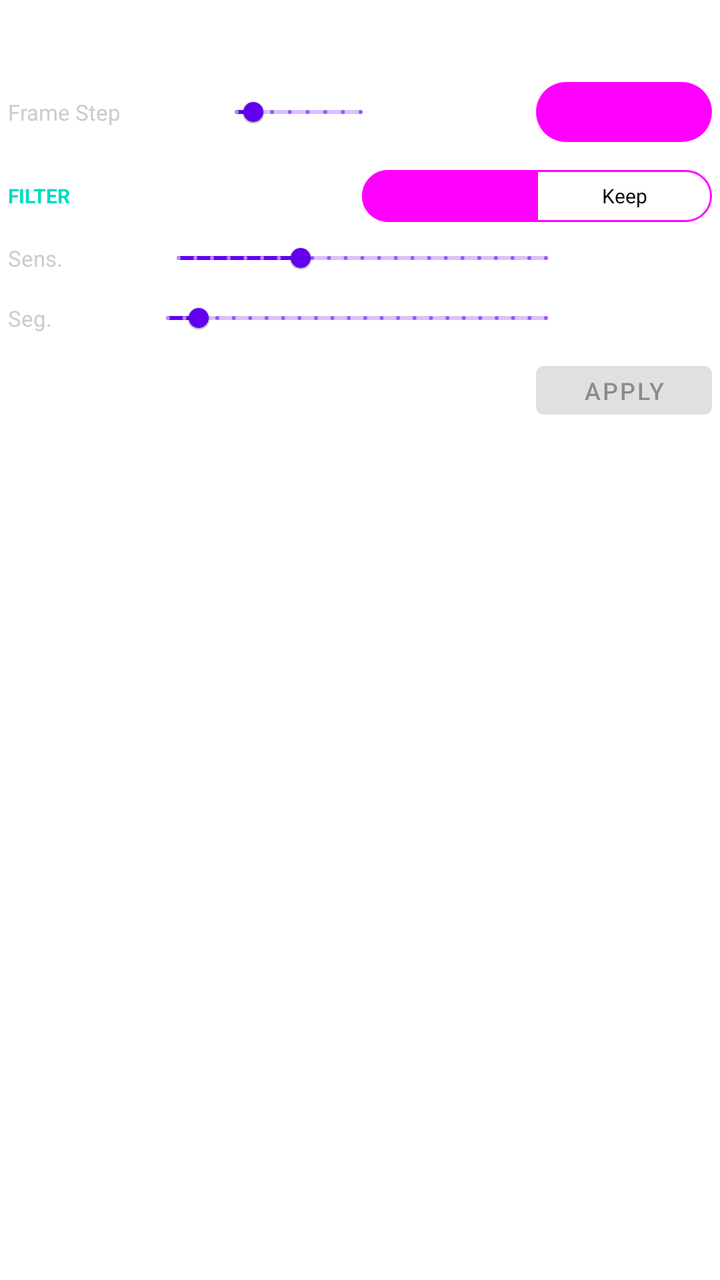
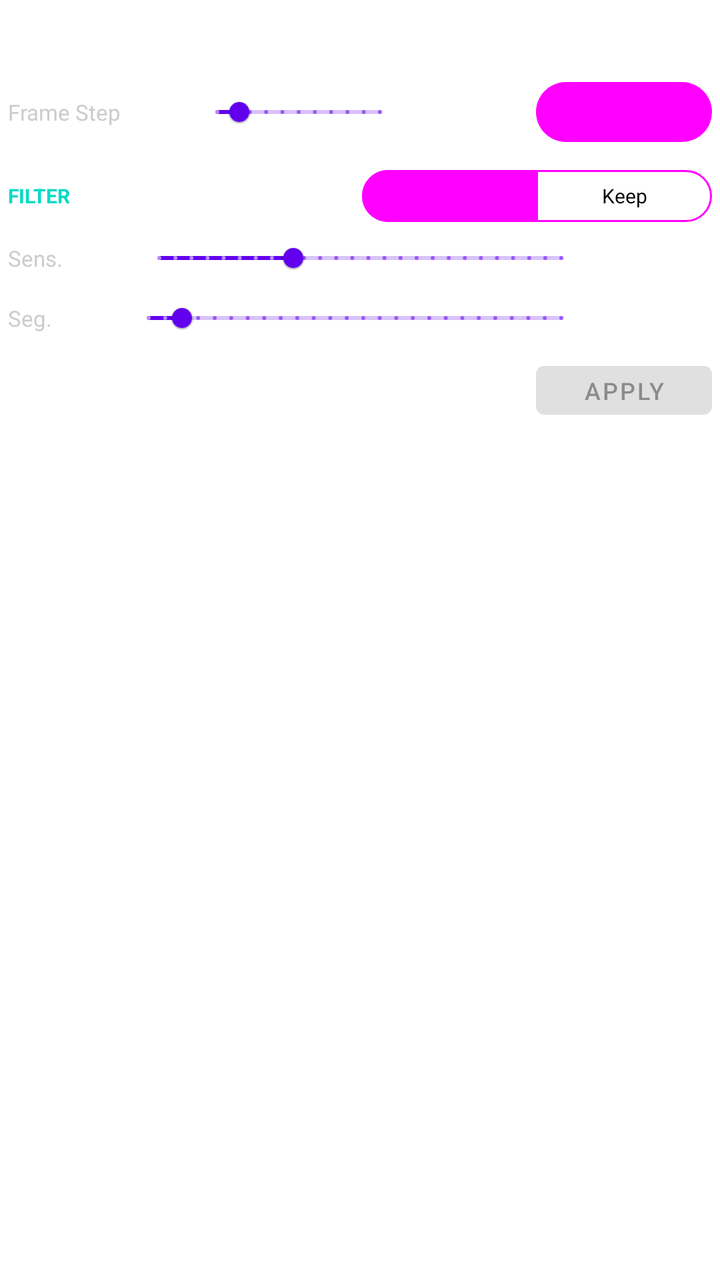

Compare the two renders of this Android layout. The source of the first and the diff that turns it into the second are given below.
<!-- AndroidManifest.xml: application theme AppTheme -->
<!-- res/layout/dialog_visual_detection.xml -->
<?xml version="1.0" encoding="utf-8"?>
<ScrollView xmlns:android="http://schemas.android.com/apk/res/android"
    xmlns:app="http://schemas.android.com/apk/res-auto"
    android:layout_width="match_parent"
    android:layout_height="wrap_content">

    <LinearLayout
        android:layout_width="match_parent"
        android:layout_height="wrap_content"
        android:orientation="vertical"
        android:padding="4dp">

        <LinearLayout
            android:id="@+id/layoutStrategySelector"
            android:layout_width="match_parent"
            android:layout_height="32dp"
            android:orientation="horizontal"
            android:layout_marginBottom="4dp">

            
            <LinearLayout
                android:id="@+id/btnSceneChange"
                android:layout_width="0dp"
                android:layout_height="match_parent"
                android:layout_weight="1"
                android:background="@drawable/strategy_button_bg"
                android:orientation="horizontal"
                android:gravity="center"
                android:clickable="true"
                android:focusable="true">
                <TextView
                    android:layout_width="wrap_content"
                    android:layout_height="wrap_content"
                    android:text="Scene"
                    android:textSize="10sp"
                    android:textColor="#FFFFFF"
                    android:duplicateParentState="true"/>
                <ImageButton
                    android:id="@+id/infoScene"
                    android:layout_width="16dp"
                    android:layout_height="16dp"
                    android:layout_marginStart="2dp"
                    android:src="@drawable/ic_info_24"
                    android:background="?attr/selectableItemBackgroundBorderless"
                    app:tint="#88FFFFFF"
                    android:tooltipText="@string/tooltip_strategy_scene"
                    android:tag="@string/tooltip_strategy_scene"
                    android:contentDescription="Scene Info"/>
            </LinearLayout>

            <View android:layout_width="4dp" android:layout_height="match_parent"/>

            
            <LinearLayout
                android:id="@+id/btnBlackFrames"
                android:layout_width="0dp"
                android:layout_height="match_parent"
                android:layout_weight="1"
                android:background="@drawable/strategy_button_bg"
                android:orientation="horizontal"
                android:gravity="center"
                android:clickable="true"
                android:focusable="true">
                <TextView
                    android:layout_width="wrap_content"
                    android:layout_height="wrap_content"
                    android:text="Black"
                    android:textSize="10sp"
                    android:textColor="#FFFFFF"
                    android:duplicateParentState="true"/>
                <ImageButton
                    android:id="@+id/infoBlack"
                    android:layout_width="16dp"
                    android:layout_height="16dp"
                    android:layout_marginStart="2dp"
                    android:src="@drawable/ic_info_24"
                    android:background="?attr/selectableItemBackgroundBorderless"
                    app:tint="#88FFFFFF"
                    android:tooltipText="@string/tooltip_strategy_black"
                    android:tag="@string/tooltip_strategy_black"
                    android:contentDescription="Black Info"/>
            </LinearLayout>

            <View android:layout_width="4dp" android:layout_height="match_parent"/>

            
            <LinearLayout
                android:id="@+id/btnFreezeFrame"
                android:layout_width="0dp"
                android:layout_height="match_parent"
                android:layout_weight="1"
                android:background="@drawable/strategy_button_bg"
                android:orientation="horizontal"
                android:gravity="center"
                android:clickable="true"
                android:focusable="true">
                <TextView
                    android:layout_width="wrap_content"
                    android:layout_height="wrap_content"
                    android:text="Freeze"
                    android:textSize="10sp"
                    android:textColor="#FFFFFF"
                    android:duplicateParentState="true"/>
                <ImageButton
                    android:id="@+id/infoFreeze"
                    android:layout_width="16dp"
                    android:layout_height="16dp"
                    android:layout_marginStart="2dp"
                    android:src="@drawable/ic_info_24"
                    android:background="?attr/selectableItemBackgroundBorderless"
                    app:tint="#88FFFFFF"
                    android:tooltipText="@string/tooltip_strategy_freeze"
                    android:tag="@string/tooltip_strategy_freeze"
                    android:contentDescription="Freeze Info"/>
            </LinearLayout>

            <View android:layout_width="4dp" android:layout_height="match_parent"/>

            
            <LinearLayout
                android:id="@+id/btnBlurQuality"
                android:layout_width="0dp"
                android:layout_height="match_parent"
                android:layout_weight="1"
                android:background="@drawable/strategy_button_bg"
                android:orientation="horizontal"
                android:gravity="center"
                android:clickable="true"
                android:focusable="true">
                <TextView
                    android:layout_width="wrap_content"
                    android:layout_height="wrap_content"
                    android:text="Blur"
                    android:textSize="10sp"
                    android:textColor="#FFFFFF"
                    android:duplicateParentState="true"/>
                <ImageButton
                    android:id="@+id/infoBlur"
                    android:layout_width="16dp"
                    android:layout_height="16dp"
                    android:layout_marginStart="2dp"
                    android:src="@drawable/ic_info_24"
                    android:background="?attr/selectableItemBackgroundBorderless"
                    app:tint="#88FFFFFF"
                    android:tooltipText="@string/tooltip_strategy_blur"
                    android:tag="@string/tooltip_strategy_blur"
                    android:contentDescription="Blur Info"/>
            </LinearLayout>
        </LinearLayout>

        
        <LinearLayout
            android:layout_width="match_parent"
            android:layout_height="32dp"
            android:orientation="horizontal"
            android:gravity="center_vertical"
            android:layout_marginBottom="4dp">
            <TextView
                android:layout_width="wrap_content"
                android:layout_height="wrap_content"
                android:text="Frame Step"
                android:textSize="11sp"
                android:textColor="#CCCCCC"/>
            <ImageButton
                android:layout_width="20dp"
                android:layout_height="20dp"
                android:src="@drawable/ic_info_24"
                android:background="?attr/selectableItemBackgroundBorderless"
                app:tint="#88FFFFFF"
                android:tooltipText="@string/tooltip_sample_interval"
                android:tag="@string/tooltip_sample_interval"
                android:contentDescription="Frame Step"/>
            <ImageButton
                android:id="@+id/btnIntervalMinus"
                android:layout_width="20dp"
                android:layout_height="20dp"
                android:src="@drawable/ic_remove_24"
                android:background="?attr/selectableItemBackgroundBorderless"
                app:tint="#88FFFFFF"
                android:contentDescription="Decrease frame step"/>
            <com.google.android.material.slider.Slider
                android:id="@+id/sliderInterval"
                android:layout_width="0dp"
                android:layout_height="wrap_content"
                android:layout_weight="1"
                android:layout_marginStart="2dp"
                android:layout_marginEnd="2dp"
                android:valueFrom="1"
                android:valueTo="30"
                android:stepSize="1"
                android:value="5"
                app:haloRadius="0dp"
                app:thumbRadius="5dp"
                app:trackHeight="2dp"
                android:tooltipText="@string/tooltip_sample_interval"/>
            <ImageButton
                android:id="@+id/btnIntervalPlus"
                android:layout_width="20dp"
                android:layout_height="20dp"
                android:src="@drawable/ic_add_24"
                android:background="?attr/selectableItemBackgroundBorderless"
                app:tint="#88FFFFFF"
                android:contentDescription="Increase frame step"/>
            <TextView
                android:id="@+id/tvIntervalValue"
                android:layout_width="wrap_content"
                android:layout_height="wrap_content"
                android:gravity="end"
                android:text="5 frames"
                android:textSize="11sp"
                android:textColor="@android:color/white"/>
            <com.google.android.material.button.MaterialButton
                android:id="@+id/btnDetectAction"
                style="@style/Widget.Material3.Button.TonalButton"
                android:layout_width="wrap_content"
                android:layout_height="30dp"
                android:layout_marginStart="6dp"
                android:text="@string/detect"
                android:textSize="11sp"
                android:paddingStart="10dp"
                android:paddingEnd="10dp"
                android:insetTop="0dp"
                android:insetBottom="0dp"
                android:tooltipText="@string/tooltip_detect"/>
        </LinearLayout>

        
        <LinearLayout
            android:id="@+id/layoutProgress"
            android:layout_width="match_parent"
            android:layout_height="wrap_content"
            android:orientation="vertical"
            android:layout_marginBottom="4dp"
            android:visibility="gone">
            <com.google.android.material.progressindicator.LinearProgressIndicator
                android:id="@+id/progressIndicator"
                android:layout_width="match_parent"
                android:layout_height="wrap_content"
                android:progress="0"
                app:indicatorColor="?attr/colorAccent"
                app:trackColor="#33FFFFFF"/>
            <TextView
                android:id="@+id/tvProgressText"
                android:layout_width="wrap_content"
                android:layout_height="wrap_content"
                android:text="Analyzing..."
                android:textSize="10sp"
                android:textColor="#CCCCCC"
                android:layout_marginTop="2dp"/>
        </LinearLayout>

        <com.google.android.material.divider.MaterialDivider
            android:layout_width="match_parent"
            android:layout_height="1dp"
            android:layout_marginTop="2dp"
            android:layout_marginBottom="4dp"
            app:dividerColor="#33FFFFFF"/>

        
        <LinearLayout
            android:layout_width="match_parent"
            android:layout_height="30dp"
            android:orientation="horizontal"
            android:gravity="center_vertical"
            android:layout_marginBottom="2dp">
            <TextView
                android:layout_width="0dp"
                android:layout_height="wrap_content"
                android:layout_weight="1"
                android:text="FILTER"
                android:textSize="10sp"
                android:textColor="?attr/colorAccent"
                android:textStyle="bold"/>
            <com.google.android.material.button.MaterialButtonToggleGroup
                android:id="@+id/btnToggleMode"
                android:layout_width="wrap_content"
                android:layout_height="26dp"
                app:singleSelection="true"
                app:selectionRequired="true"
                app:checkedButton="@id/btnModeDiscard">
                <com.google.android.material.button.MaterialButton
                    android:id="@+id/btnModeDiscard"
                    style="@style/Widget.Material3.Button.OutlinedButton"
                    android:layout_width="wrap_content"
                    android:layout_height="26dp"
                    android:textSize="10sp"
                    android:text="@string/mode_discard_matching"
                    android:paddingStart="8dp"
                    android:paddingEnd="8dp"
                    android:insetTop="0dp"
                    android:insetBottom="0dp"/>
                <com.google.android.material.button.MaterialButton
                    android:id="@+id/btnModeKeep"
                    style="@style/Widget.Material3.Button.OutlinedButton"
                    android:layout_width="wrap_content"
                    android:layout_height="26dp"
                    android:textSize="10sp"
                    android:text="@string/mode_keep_matching"
                    android:paddingStart="8dp"
                    android:paddingEnd="8dp"
                    android:insetTop="0dp"
                    android:insetBottom="0dp"/>
            </com.google.android.material.button.MaterialButtonToggleGroup>
        </LinearLayout>

        
        <LinearLayout
            android:layout_width="match_parent"
            android:layout_height="28dp"
            android:orientation="horizontal"
            android:gravity="center_vertical"
            android:layout_marginBottom="2dp">
            <TextView
                android:id="@+id/tvSensitivityLabel"
                android:layout_width="wrap_content"
                android:layout_height="wrap_content"
                android:text="Sens."
                android:textSize="11sp"
                android:textColor="#CCCCCC"/>
            <ImageButton
                android:layout_width="20dp"
                android:layout_height="20dp"
                android:src="@drawable/ic_info_24"
                android:background="?attr/selectableItemBackgroundBorderless"
                app:tint="#88FFFFFF"
                android:tooltipText="@string/tooltip_sensitivity"
                android:tag="@string/tooltip_sensitivity"
                android:contentDescription="Sensitivity"/>
            <ImageButton
                android:id="@+id/btnSensitivityMinus"
                android:layout_width="20dp"
                android:layout_height="20dp"
                android:src="@drawable/ic_remove_24"
                android:background="?attr/selectableItemBackgroundBorderless"
                app:tint="#88FFFFFF"
                android:contentDescription="Decrease sensitivity"/>
            <com.google.android.material.slider.Slider
                android:id="@+id/sliderSensitivity"
                android:layout_width="0dp"
                android:layout_height="wrap_content"
                android:layout_weight="1"
                android:layout_marginStart="2dp"
                android:layout_marginEnd="2dp"
                android:valueFrom="3"
                android:valueTo="30"
                android:value="12"
                app:haloRadius="0dp"
                app:thumbRadius="5dp"
                app:trackHeight="2dp"
                android:stepSize="1.0"
                android:tooltipText="@string/tooltip_sensitivity"/>
            <ImageButton
                android:id="@+id/btnSensitivityPlus"
                android:layout_width="20dp"
                android:layout_height="20dp"
                android:src="@drawable/ic_add_24"
                android:background="?attr/selectableItemBackgroundBorderless"
                app:tint="#88FFFFFF"
                android:contentDescription="Increase sensitivity"/>
            <TextView
                android:id="@+id/tvSensitivityValue"
                android:layout_width="45dp"
                android:layout_height="wrap_content"
                android:gravity="end"
                android:text="12 bits"
                android:textSize="11sp"
                android:textColor="@android:color/white"/>
        </LinearLayout>

        
        <LinearLayout
            android:layout_width="match_parent"
            android:layout_height="28dp"
            android:orientation="horizontal"
            android:gravity="center_vertical"
            android:layout_marginBottom="4dp">
            <TextView
                android:layout_width="wrap_content"
                android:layout_height="wrap_content"
                android:text="Seg."
                android:textSize="11sp"
                android:textColor="#CCCCCC"/>
            <ImageButton
                android:layout_width="20dp"
                android:layout_height="20dp"
                android:src="@drawable/ic_info_24"
                android:background="?attr/selectableItemBackgroundBorderless"
                app:tint="#88FFFFFF"
                android:tooltipText="@string/tooltip_min_segment"
                android:tag="@string/tooltip_min_segment"
                android:contentDescription="Min Segment"/>
            <ImageButton
                android:id="@+id/btnMinSegmentVisualMinus"
                android:layout_width="20dp"
                android:layout_height="20dp"
                android:src="@drawable/ic_remove_24"
                android:background="?attr/selectableItemBackgroundBorderless"
                app:tint="#88FFFFFF"
                android:contentDescription="Decrease segment duration"/>
            <com.google.android.material.slider.Slider
                android:id="@+id/sliderMinSegment"
                android:layout_width="0dp"
                android:layout_height="wrap_content"
                android:layout_weight="1"
                android:layout_marginStart="2dp"
                android:layout_marginEnd="2dp"
                android:valueFrom="100"
                android:valueTo="5000"
                android:stepSize="100"
                android:value="500"
                app:haloRadius="0dp"
                app:thumbRadius="5dp"
                app:trackHeight="2dp"
                android:tooltipText="@string/tooltip_min_segment"/>
            <ImageButton
                android:id="@+id/btnMinSegmentVisualPlus"
                android:layout_width="20dp"
                android:layout_height="20dp"
                android:src="@drawable/ic_add_24"
                android:background="?attr/selectableItemBackgroundBorderless"
                app:tint="#88FFFFFF"
                android:contentDescription="Increase segment duration"/>
            <TextView
                android:id="@+id/tvMinSegmentValue"
                android:layout_width="45dp"
                android:layout_height="wrap_content"
                android:gravity="end"
                android:text="0.5s"
                android:textSize="11sp"
                android:textColor="@android:color/white"/>
        </LinearLayout>

        
        <LinearLayout
            android:layout_width="match_parent"
            android:layout_height="wrap_content"
            android:orientation="horizontal"
            android:gravity="center_vertical">

            <TextView
                android:id="@+id/tvDetectedStatus"
                android:layout_width="0dp"
                android:layout_height="wrap_content"
                android:layout_weight="1"
                android:text="Ready to detect"
                android:textColor="@android:color/white"
                android:textSize="11sp"
                android:textStyle="bold"/>

            <com.google.android.material.button.MaterialButton
                android:id="@+id/btnCancelVisual"
                style="@style/Widget.Material3.Button.TextButton"
                android:layout_width="wrap_content"
                android:layout_height="wrap_content"
                android:text="@string/cancel"
                android:textColor="@android:color/white"
                android:textSize="12sp"
                android:minHeight="32dp"/>

            <com.google.android.material.button.MaterialButton
                android:id="@+id/btnApplyVisual"
                android:layout_width="wrap_content"
                android:layout_height="wrap_content"
                android:text="@string/apply"
                android:textSize="12sp"
                android:minHeight="32dp"
                android:enabled="false"
                android:tooltipText="@string/tooltip_apply_smart_cut"/>
        </LinearLayout>

    </LinearLayout>
</ScrollView>
<!-- resources referenced by this layout -->
<resources>
  <!-- drawable ic_remove_24 (drawable) -->
  <vector xmlns:android="http://schemas.android.com/apk/res/android"
      android:width="24dp"
      android:height="24dp"
      android:viewportWidth="24"
      android:viewportHeight="24">
    <path
        android:pathData="M19,13H5v-2h14v2Z"
        android:fillColor="#FFFFFF"/>
  </vector>
  <string name="apply">Apply</string>
  <string name="cancel">Cancel</string>
  <string name="detect">Detect</string>
  <string name="mode_discard_matching">Discard</string>
  <string name="mode_keep_matching">Keep</string>
  <string name="tooltip_apply_smart_cut">Applies the cuts. Discards red segments and merges green segments on the main timeline.</string>
  <string name="tooltip_detect">Starts frame analysis. You can adjust and review the preview ranges on the timeline before applying.</string>
  <string name="tooltip_min_segment">Minimum duration for kept segments. Increase this value to prevent short, choppy fragments on the timeline.</string>
  <string name="tooltip_sample_interval">Analysis frequency. Lower intervals (100–200ms) increase precision but analyze slower; higher intervals (500ms+) are faster but may miss quick cuts.</string>
  <string name="tooltip_sensitivity">Detection threshold. Lower values detect subtle changes; higher values trigger only on major, obvious shifts.</string>
  <string name="tooltip_strategy_black">Detects fully dark frames. Useful for finding and removing "fade to black" transitions or empty gaps.</string>
  <string name="tooltip_strategy_blur">Detects blurry or out-of-focus footage to automatically filter out bad takes.</string>
  <string name="tooltip_strategy_freeze">Detects frozen video segments where consecutive frames are identical. Useful for filtering static pauses or screen lag.</string>
  <string name="tooltip_strategy_scene">Detects hard cuts between camera shots. Best for splitting movies or multi-cam footage into individual scenes.</string>
</resources>

<!-- the commit's change to res/layout/dialog_visual_detection.xml (unified diff, before → after) -->
@@ -162,8 +162,10 @@
                 android:textSize="11sp"
                 android:textColor="#CCCCCC"/>
             <ImageButton
-                android:layout_width="20dp"
-                android:layout_height="20dp"
+                android:id="@+id/infoInterval"
+                android:layout_width="16dp"
+                android:layout_height="16dp"
+                android:layout_marginStart="2dp"
                 android:src="@drawable/ic_info_24"
                 android:background="?attr/selectableItemBackgroundBorderless"
                 app:tint="#88FFFFFF"
@@ -183,8 +185,8 @@
                 android:layout_width="0dp"
                 android:layout_height="wrap_content"
                 android:layout_weight="1"
-                android:layout_marginStart="2dp"
-                android:layout_marginEnd="2dp"
+                android:layout_marginStart="-6dp"
+                android:layout_marginEnd="-6dp"
                 android:valueFrom="1"
                 android:valueTo="30"
                 android:stepSize="1"
@@ -214,11 +216,11 @@
                 style="@style/Widget.Material3.Button.TonalButton"
                 android:layout_width="wrap_content"
                 android:layout_height="30dp"
-                android:layout_marginStart="6dp"
+                android:layout_marginStart="4dp"
                 android:text="@string/detect"
                 android:textSize="11sp"
-                android:paddingStart="10dp"
-                android:paddingEnd="10dp"
+                android:paddingStart="8dp"
+                android:paddingEnd="8dp"
                 android:insetTop="0dp"
                 android:insetBottom="0dp"
                 android:tooltipText="@string/tooltip_detect"/>
@@ -318,8 +320,10 @@
                 android:textSize="11sp"
                 android:textColor="#CCCCCC"/>
             <ImageButton
-                android:layout_width="20dp"
-                android:layout_height="20dp"
+                android:id="@+id/infoSensitivity"
+                android:layout_width="16dp"
+                android:layout_height="16dp"
+                android:layout_marginStart="2dp"
                 android:src="@drawable/ic_info_24"
                 android:background="?attr/selectableItemBackgroundBorderless"
                 app:tint="#88FFFFFF"
@@ -339,8 +343,8 @@
                 android:layout_width="0dp"
                 android:layout_height="wrap_content"
                 android:layout_weight="1"
-                android:layout_marginStart="2dp"
-                android:layout_marginEnd="2dp"
+                android:layout_marginStart="-6dp"
+                android:layout_marginEnd="-6dp"
                 android:valueFrom="3"
                 android:valueTo="30"
                 android:value="12"
@@ -381,8 +385,10 @@
                 android:textSize="11sp"
                 android:textColor="#CCCCCC"/>
             <ImageButton
-                android:layout_width="20dp"
-                android:layout_height="20dp"
+                android:id="@+id/infoMinSegmentVisual"
+                android:layout_width="16dp"
+                android:layout_height="16dp"
+                android:layout_marginStart="2dp"
                 android:src="@drawable/ic_info_24"
                 android:background="?attr/selectableItemBackgroundBorderless"
                 app:tint="#88FFFFFF"
@@ -402,8 +408,8 @@
                 android:layout_width="0dp"
                 android:layout_height="wrap_content"
                 android:layout_weight="1"
-                android:layout_marginStart="2dp"
-                android:layout_marginEnd="2dp"
+                android:layout_marginStart="-6dp"
+                android:layout_marginEnd="-6dp"
                 android:valueFrom="100"
                 android:valueTo="5000"
                 android:stepSize="100"
<!-- resource entries referenced after the edit -->
@@ -7,7 +7,7 @@
       android:viewportWidth="24"
       android:viewportHeight="24">
     <path
-        android:pathData="M19,13H5v-2h14v2Z"
+        android:pathData="M2,10h20v4H2z"
         android:fillColor="#FFFFFF"/>
   </vector>
   <string name="apply">Apply</string>
